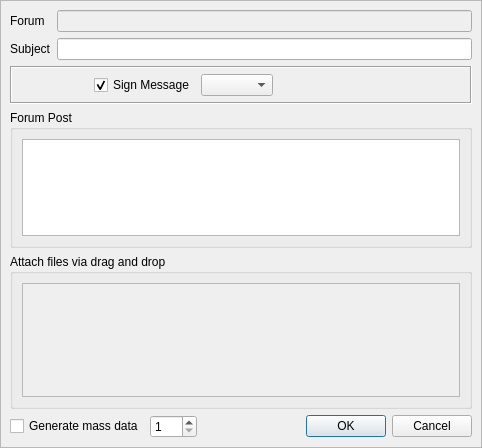
Above: retroshare-gui/src/gui/gxsforums/CreateGxsForumMsg.ui from RetroShare/RetroShare before the change. Below: the same form after it.
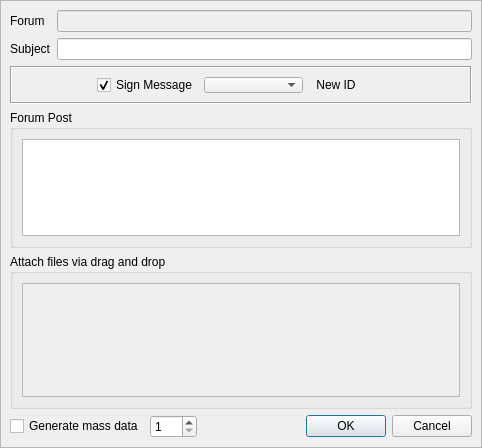
That is the form after the change. Icons and pictures are not drawn. Custom widgets are drawn as their Qt base class.

Commit message: add GXS ID creation option for forum/channel/[...] posting. (Patch from Phenom)

```diff
--- a/retroshare-gui/src/gui/gxsforums/CreateGxsForumMsg.ui
+++ b/retroshare-gui/src/gui/gxsforums/CreateGxsForumMsg.ui
@@ -95,10 +95,7 @@
            <property name="frameShadow">
             <enum>QFrame::Sunken</enum>
            </property>
-           <layout class="QHBoxLayout">
-            <property name="margin">
-             <number>6</number>
-            </property>
+           <layout class="QHBoxLayout" name="horizontalLayout_2">
             <item>
              <widget class="QToolButton" name="attachFileButton">
               <property name="focusPolicy">
@@ -172,7 +169,46 @@
              </widget>
             </item>
             <item>
-             <widget class="GxsIdChooser" name="idChooser"/>
+             <widget class="GxsIdChooser" name="idChooser">
+              <property name="sizePolicy">
+               <sizepolicy hsizetype="MinimumExpanding" vsizetype="Fixed">
+                <horstretch>0</horstretch>
+                <verstretch>0</verstretch>
+               </sizepolicy>
+              </property>
+             </widget>
+            </item>
+            <item>
+             <widget class="QToolButton" name="toolButton_NewId">
+              <property name="sizePolicy">
+               <sizepolicy hsizetype="Minimum" vsizetype="Preferred">
+                <horstretch>0</horstretch>
+                <verstretch>0</verstretch>
+               </sizepolicy>
+              </property>
+              <property name="focusPolicy">
+               <enum>Qt::NoFocus</enum>
+              </property>
+              <property name="toolTip">
+               <string>Create new Identity</string>
+              </property>
+              <property name="text">
+               <string>New ID</string>
+              </property>
+              <property name="icon">
+               <iconset resource="../images.qrc">
+                <normaloff>:/images/identity/identity_create_32.png</normaloff>:/images/identity/identity_create_32.png</iconset>
+              </property>
+              <property name="iconSize">
+               <size>
+                <width>24</width>
+                <height>24</height>
+               </size>
+              </property>
+              <property name="autoRaise">
+               <bool>true</bool>
+              </property>
+             </widget>
             </item>
             <item>
              <spacer>
```
Left out of the diff: 4 changed lines with no effect on the pictures. The commit also changes 29 other files.
